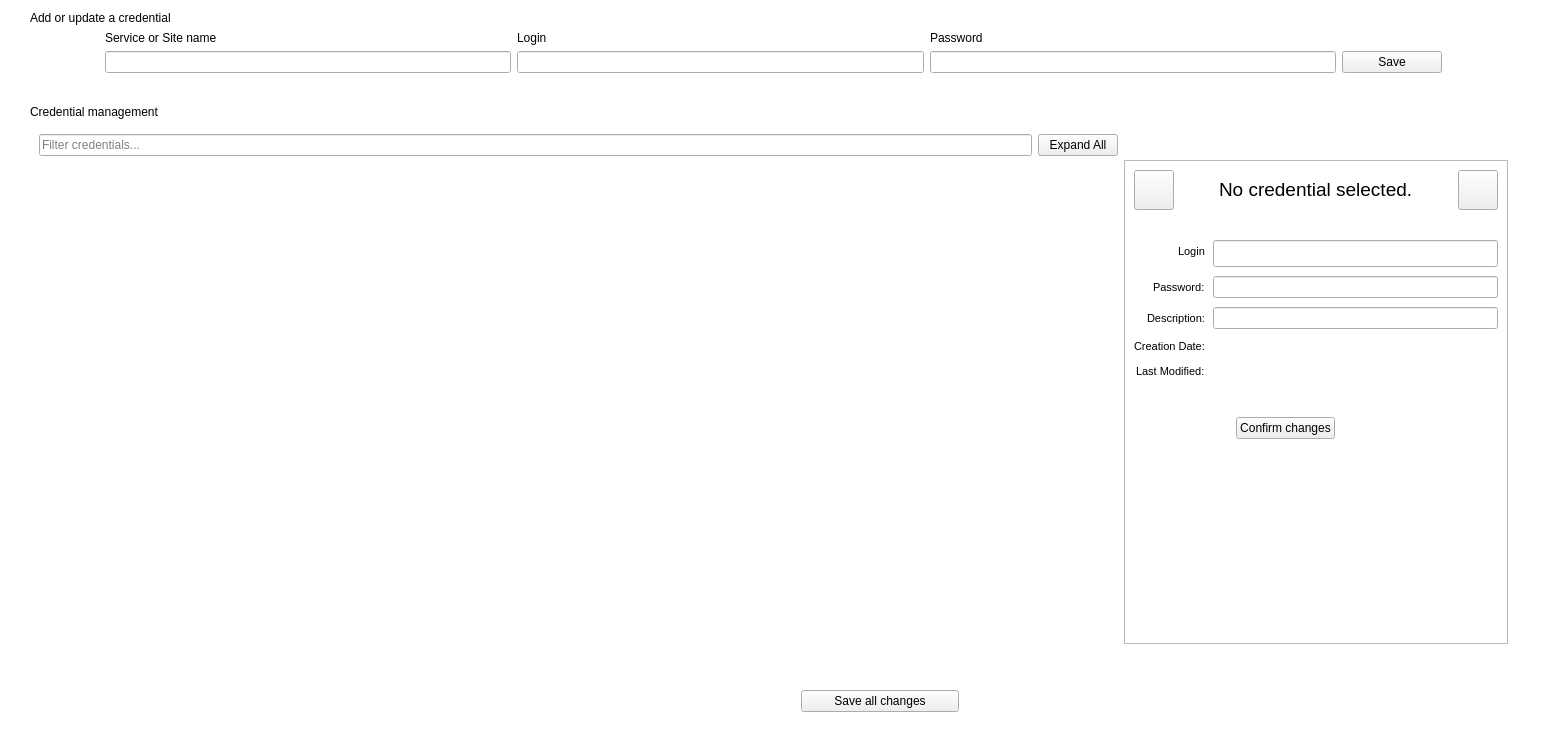
Qt form src/CredentialsManagement.ui (mooltipass/moolticute) before a commit.
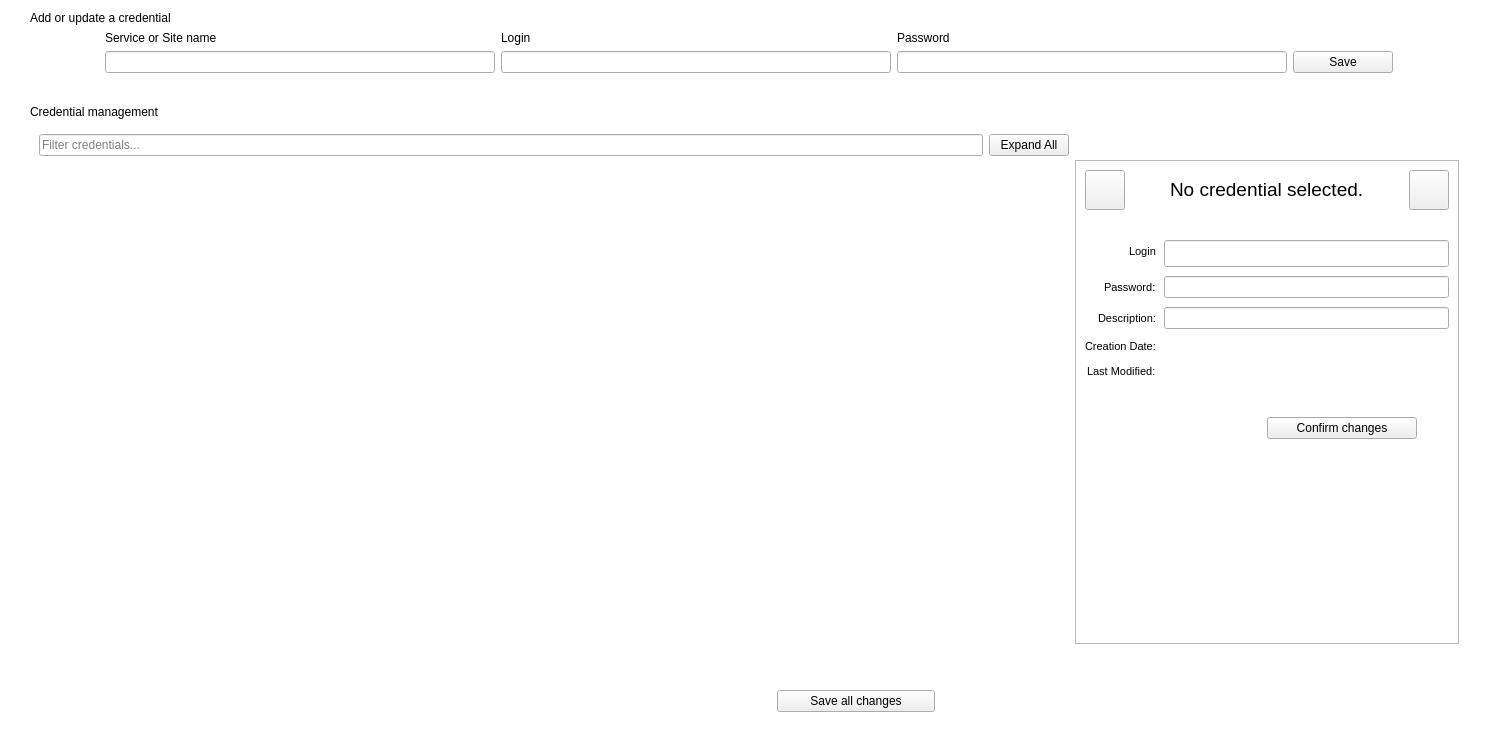
The same form after that commit. Icons and pictures are not drawn. Custom widgets are drawn as their Qt base class.

Patch:
```diff
--- a/src/CredentialsManagement.ui
+++ b/src/CredentialsManagement.ui
@@ -6,7 +6,7 @@
    <rect>
     <x>0</x>
     <y>0</y>
-    <width>1547</width>
+    <width>1498</width>
     <height>732</height>
    </rect>
   </property>
@@ -618,14 +618,27 @@
                   </property>
                   <property name="sizeHint" stdset="0">
                    <size>
-                    <width>80</width>
-                    <height>20</height>
+                    <width>10</width>
+                    <height>0</height>
                    </size>
                   </property>
                  </spacer>
                 </item>
                 <item>
-                 <widget class="AnimatedColorButton" name="pushButtonCancel" native="true"/>
+                 <widget class="AnimatedColorButton" name="pushButtonCancel" native="true">
+                  <property name="sizePolicy">
+                   <sizepolicy hsizetype="MinimumExpanding" vsizetype="Preferred">
+                    <horstretch>0</horstretch>
+                    <verstretch>0</verstretch>
+                   </sizepolicy>
+                  </property>
+                  <property name="minimumSize">
+                   <size>
+                    <width>150</width>
+                    <height>0</height>
+                   </size>
+                  </property>
+                 </widget>
                 </item>
                 <item>
                  <spacer name="horizontalSpacer_5">
@@ -645,6 +658,12 @@
                 </item>
                 <item>
                  <widget class="QPushButton" name="pushButtonConfirm">
+                  <property name="minimumSize">
+                   <size>
+                    <width>150</width>
+                    <height>0</height>
+                   </size>
+                  </property>
                   <property name="text">
                    <string>Confirm changes</string>
                   </property>
@@ -657,8 +676,8 @@
                   </property>
                   <property name="sizeHint" stdset="0">
                    <size>
-                    <width>40</width>
-                    <height>20</height>
+                    <width>0</width>
+                    <height>0</height>
                    </size>
                   </property>
                  </spacer>
@@ -737,14 +756,20 @@
            </property>
            <property name="sizeHint" stdset="0">
             <size>
-             <width>288</width>
-             <height>20</height>
+             <width>0</width>
+             <height>0</height>
             </size>
            </property>
           </spacer>
          </item>
          <item>
           <widget class="AnimatedColorButton" name="buttonDiscard" native="true">
+           <property name="sizePolicy">
+            <sizepolicy hsizetype="Minimum" vsizetype="Preferred">
+             <horstretch>0</horstretch>
+             <verstretch>0</verstretch>
+            </sizepolicy>
+           </property>
            <property name="minimumSize">
             <size>
              <width>158</width>
@@ -773,8 +798,8 @@
            </property>
            <property name="sizeHint" stdset="0">
             <size>
-             <width>288</width>
-             <height>20</height>
+             <width>0</width>
+             <height>0</height>
             </size>
            </property>
           </spacer>
```
